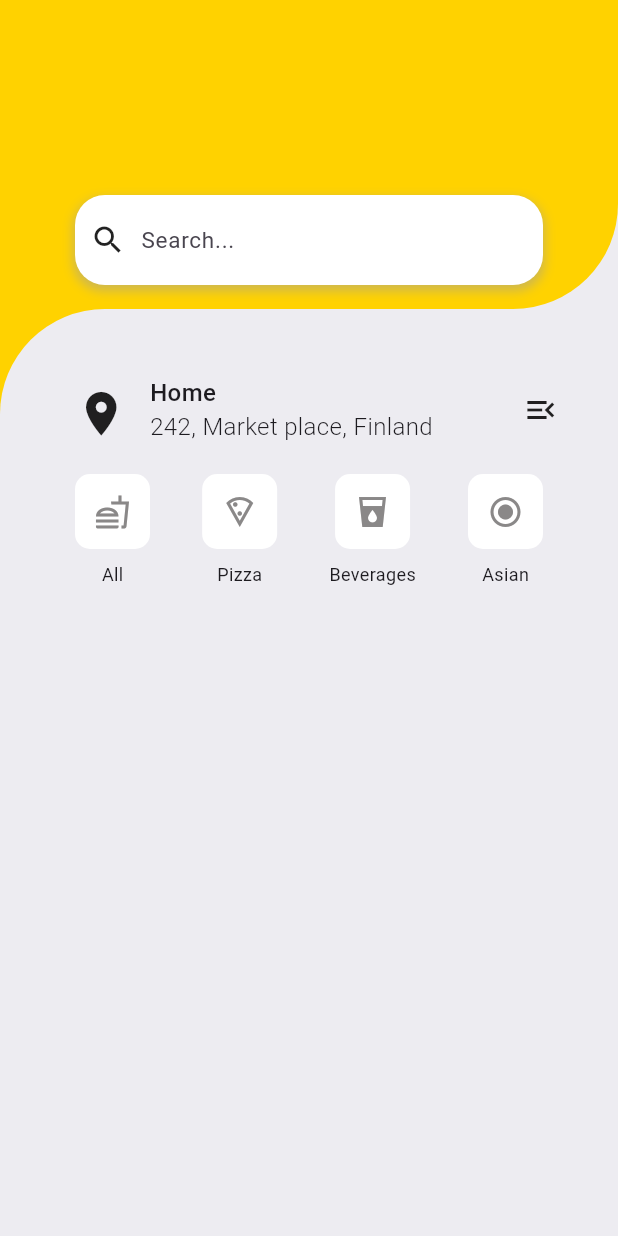
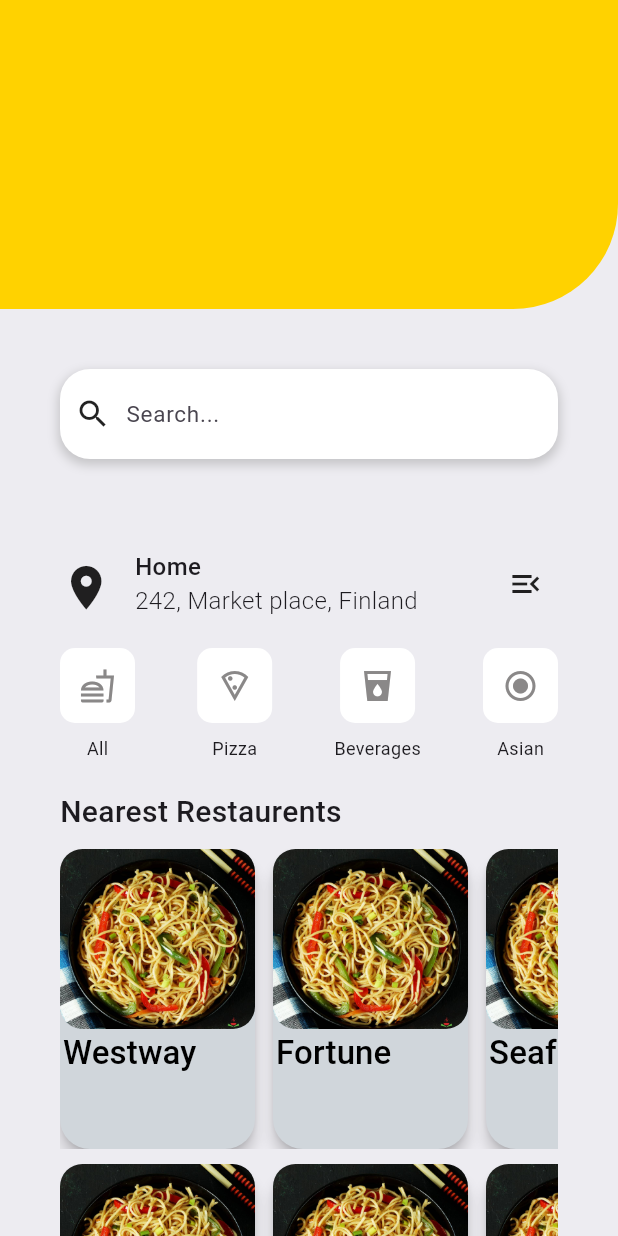
Before and after one commit to NirashaNirmani/food-delivery-app, a Flutter app: the HomeScreen screen opened directly, on a phone screen of 412 x 824 dp. Run offline on Flutter 3.47's test engine with Material 3 defaults, Android fonts, the phone set to English and light mode, and no system bars; our stand-ins replace dots_indicator, get, google_fonts, iconsax.

Commit message:
Add Vertical elevated buttons

```diff
--- a/lib/features/authentication/screens/home_screen.dart
+++ b/lib/features/authentication/screens/home_screen.dart
@@ -4,12 +4,13 @@ class HomeScreen extends StatelessWidget {
   const HomeScreen({Key? key}) : super(key: key);
 
   @override
+  @override
+  @override
   Widget build(BuildContext context) {
     return Scaffold(
       backgroundColor: const Color.fromARGB(255, 237, 236, 241),
-      body: Stack(
-        children: [
-          Column(
+      body: SingleChildScrollView(
+        child: Column(
           crossAxisAlignment: CrossAxisAlignment.stretch,
           children: [
             Container(
@@ -20,28 +21,8 @@ class HomeScreen extends StatelessWidget {
                     BorderRadius.only(bottomRight: Radius.circular(70)),
               ),
             ),
-              Expanded(
-                child: Container(
-                  decoration: const BoxDecoration(
-                    color: Color.fromARGB(255, 255, 210, 0),
-                  ),
-                  child: Container(
-                    decoration: const BoxDecoration(
-                      color: Color.fromARGB(255, 237, 236, 241),
-                      borderRadius:
-                          BorderRadius.only(topLeft: Radius.circular(70)),
-                    ),
-                  ),
-                ),
-              ),
-            ],
-          ),
-          Positioned(
-            top: 80,
-            left: 0,
-            right: 0,
-            child: Padding(
-              padding: const EdgeInsets.all(50.0),
+            Padding(
+              padding: const EdgeInsets.all(40.0),
               child: Column(
                 crossAxisAlignment: CrossAxisAlignment.start,
                 children: [
@@ -59,10 +40,10 @@ class HomeScreen extends StatelessWidget {
                         ),
                       ],
                     ),
-                    child: Padding(
-                      padding: const EdgeInsets.only(left: 10),
+                    child: const Padding(
+                      padding: EdgeInsets.only(left: 10),
                       child: Row(
-                        children: const [
+                        children: [
                           Icon(Icons.search),
                           SizedBox(width: 10),
                           Expanded(
@@ -79,18 +60,18 @@ class HomeScreen extends StatelessWidget {
                     ),
                   ),
                   const SizedBox(height: 60),
-                  Row(
+                  const Row(
                     children: [
-                      const SizedBox(
+                      SizedBox(
                         width: 30,
                         height: 30,
                         child: Icon(Icons.location_on,
                             size: 35), // Adjust size here
                       ),
-                      const SizedBox(width: 20),
+                      SizedBox(width: 20),
                       Column(
                         crossAxisAlignment: CrossAxisAlignment.start,
-                        children: const [
+                        children: [
                           Text(
                             'Home',
                             style: TextStyle(
@@ -103,9 +84,9 @@ class HomeScreen extends StatelessWidget {
                           ),
                         ],
                       ),
-                      const SizedBox(width: 60),
+                      SizedBox(width: 60),
                       Column(
-                        children: const [
+                        children: [
                           Icon(Icons.menu_open_outlined),
                         ],
                       ),
@@ -122,11 +103,50 @@ class HomeScreen extends StatelessWidget {
                           Icons.radio_button_checked_outlined, 'Asian'),
                     ],
                   ),
+                  const SizedBox(height: 20),
+                  const Text(
+                    "Nearest Restaurents",
+                    style: TextStyle(fontSize: 20, fontWeight: FontWeight.w500),
+                  ),
+                  const SizedBox(height: 10),
+                  SingleChildScrollView(
+                    scrollDirection: Axis.horizontal,
+                    child: Row(
+                      mainAxisAlignment: MainAxisAlignment.start,
+                      children: [
+                        _buildElevatedButton('Container 1',
+                            'assets/images/home/noodless.jpg', 'Westway'),
+                        const SizedBox(width: 12),
+                        _buildElevatedButton('Container 2',
+                            'assets/images/home/noodless.jpg', 'Fortune'),
+                        const SizedBox(width: 12),
+                        _buildElevatedButton('Container 3',
+                            'assets/images/home/noodless.jpg', 'Seafood'),
                       ],
                     ),
                   ),
+                  const SizedBox(height: 10),
+                  SingleChildScrollView(
+                    scrollDirection: Axis.horizontal,
+                    child: Row(
+                      mainAxisAlignment: MainAxisAlignment.start,
+                      children: [
+                        _buildElevatedButton('Container 1',
+                            'assets/images/home/noodless.jpg', 'Westway'),
+                        const SizedBox(width: 12),
+                        _buildElevatedButton('Container 2',
+                            'assets/images/home/noodless.jpg', 'Fortune'),
+                        const SizedBox(width: 12),
+                        _buildElevatedButton('Container 3',
+                            'assets/images/home/noodless.jpg', 'Seafood'),
+                      ],
+                    ),
                   ),
                 ],
+              ),
+            ),
+          ],
+        ),
       ),
     );
   }
@@ -156,4 +176,50 @@ class HomeScreen extends StatelessWidget {
       ),
     );
   }
+
+  Widget _buildElevatedButton(
+    String label,
+    String imagePath,
+    String text1,
+  ) {
+    return ElevatedButton(
+      onPressed: () {
+        // Handle button tap
+      },
+      style: ElevatedButton.styleFrom(
+        padding: EdgeInsets.zero,
+        shape: RoundedRectangleBorder(
+          borderRadius: BorderRadius.circular(20),
+        ),
+        elevation: 4,
+        primary: const Color.fromARGB(255, 208, 214, 219),
+      ),
+      child: Container(
+        width: 130,
+        height: 200,
+        child: Column(
+          mainAxisAlignment: MainAxisAlignment.start,
+          crossAxisAlignment: CrossAxisAlignment.start,
+          children: [
+            ClipRRect(
+              borderRadius: BorderRadius.circular(15),
+              child: Image.asset(
+                imagePath,
+                height: 120,
+                width: 130,
+                fit: BoxFit.cover,
+              ),
+            ),
+            Padding(
+              padding: const EdgeInsets.only(left: 2.0),
+              child: Text(
+                text1,
+                style: const TextStyle(fontSize: 22, color: Colors.black),
+              ),
+            ),
+          ],
+        ),
+      ),
+    );
   }
+}
--- a/pubspec.yaml
+++ b/pubspec.yaml
@@ -43,6 +43,8 @@ dependencies:
   page_view_dot_indicator: ^2.3.0
   dots_indicator: ^2.0.0
   iconsax: ^0.0.8
+  flutter_rating_bar: ^4.0.1
+
 
 
 
@@ -77,6 +79,7 @@ flutter:
   assets:
     - assets/images/onboarding_images/
     - assets/images/login/
+    - assets/images/home/
 
 
   # An image asset can refer to one or more resolution-specific "variants", see
```
Also changed, not shown: assets/images/home/noodless.jpg (added), pubspec.lock. Lines whose indentation alone changed are shown as unchanged.
